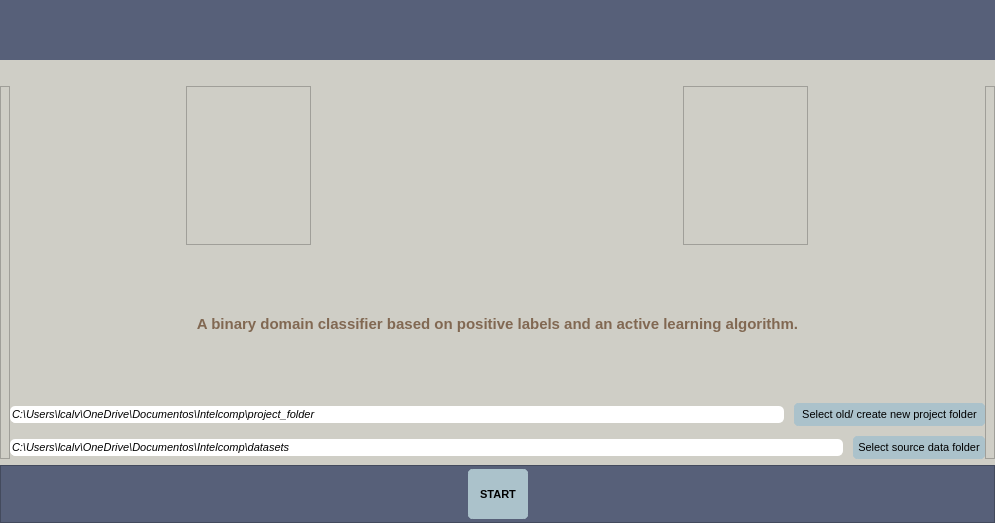
The window that UIs/menuConfig.ui (IntelCompH2020/domain_classification) describes before a commit, drawn with Qt 5.
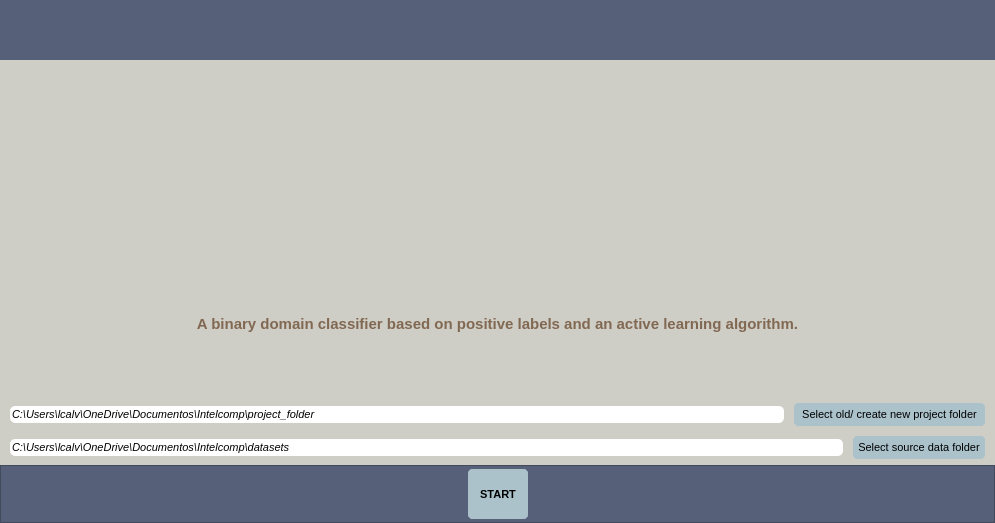
The same window after the commit. Icons and pictures are not drawn.

Commit message: removing borders of menuConfig.

Diff of the .ui file:
```diff
--- a/UIs/menuConfig.ui
+++ b/UIs/menuConfig.ui
@@ -101,7 +101,11 @@
           </size>
          </property>
          <property name="styleSheet">
-          <string notr="true">background-color: #CFCEC6;</string>
+          <string notr="true">QFrame { 
+  background-color: #CFCEC6;
+  border: 5px solid #CFCEC6
+} 
+</string>
          </property>
          <property name="frameShape">
           <enum>QFrame::StyledPanel</enum>
@@ -141,7 +145,11 @@
                 </size>
                </property>
                <property name="styleSheet">
-                <string notr="true">background-color: #CFCEC6;</string>
+                <string notr="true">QFrame { 
+  background-color: #CFCEC6;
+  border: 5px solid #CFCEC6
+} 
+</string>
                </property>
                <property name="frameShape">
                 <enum>QFrame::StyledPanel</enum>
@@ -165,6 +173,14 @@
                  <height>20</height>
                 </size>
                </property>
+               <property name="styleSheet">
+                <string notr="true">QLabel { 
+  background-color: #CFCEC6;
+  border: 5px solid #CFCEC6
+} 
+
+</string>
+               </property>
                <property name="text">
                 <string/>
                </property>
@@ -197,7 +213,11 @@
                 </size>
                </property>
                <property name="styleSheet">
-                <string notr="true">background-color: #CFCEC6;</string>
+                <string notr="true">QFrame { 
+  background-color: #CFCEC6;
+  border: 5px solid #CFCEC6
+} 
+</string>
                </property>
                <property name="frameShape">
                 <enum>QFrame::StyledPanel</enum>
@@ -398,7 +418,11 @@
           </size>
          </property>
          <property name="styleSheet">
-          <string notr="true">background-color: #CFCEC6;</string>
+          <string notr="true">QFrame { 
+  background-color: #CFCEC6;
+  border: 5px solid #CFCEC6
+} 
+</string>
          </property>
          <property name="frameShape">
           <enum>QFrame::StyledPanel</enum>
```
The commit also changes 3 other files.
